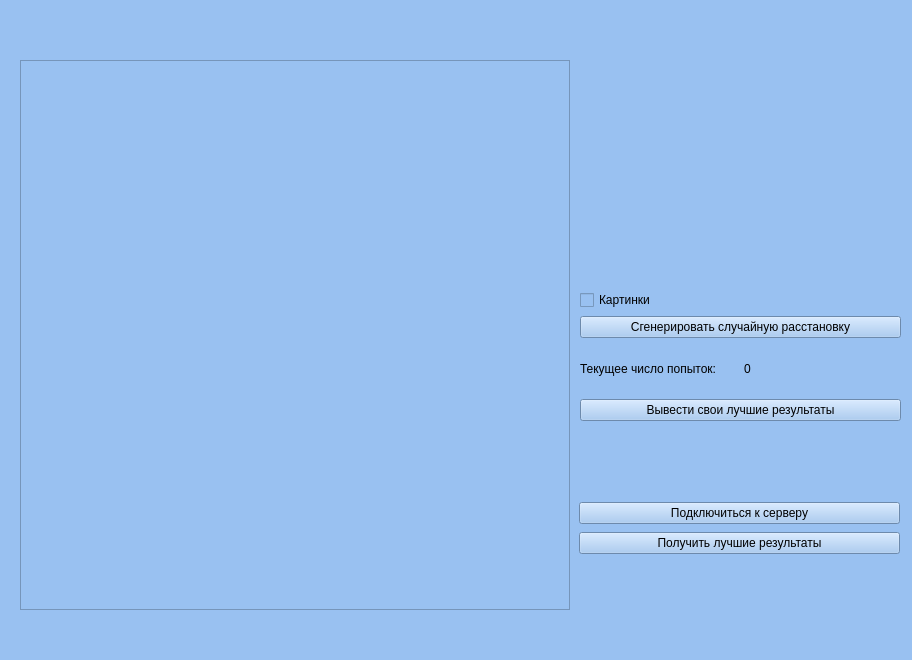
Old version of the form 15-puzzle/puzzle15.ui in the repository 4rt3mio/Kursovaya.
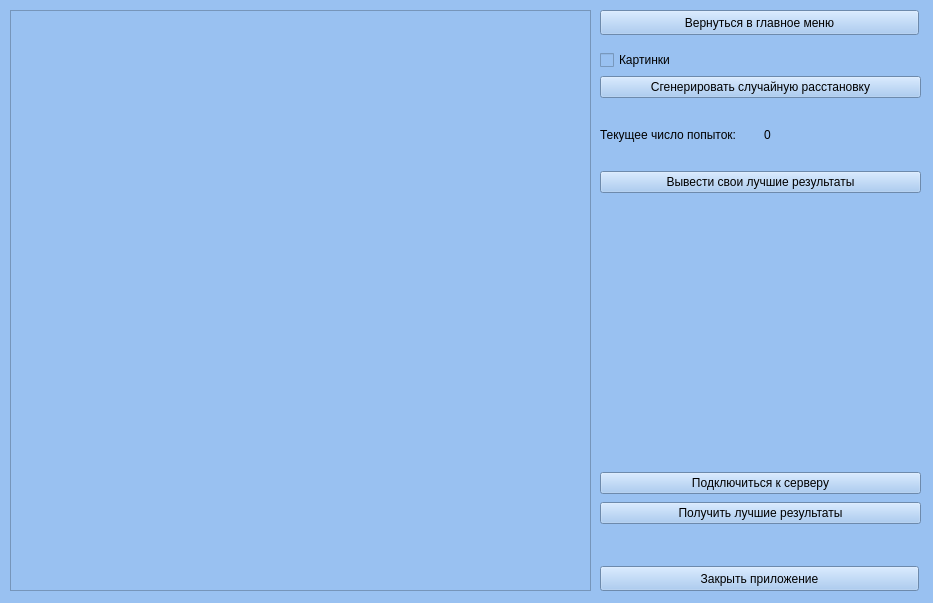
New version of the form. Icons and pictures are not drawn.

```diff
--- a/15-puzzle/puzzle15.ui
+++ b/15-puzzle/puzzle15.ui
@@ -6,8 +6,8 @@
    <rect>
     <x>0</x>
     <y>0</y>
-    <width>912</width>
-    <height>660</height>
+    <width>933</width>
+    <height>603</height>
    </rect>
   </property>
   <property name="windowTitle">
@@ -19,20 +19,20 @@
   <widget class="QGraphicsView" name="graphicsView">
    <property name="geometry">
     <rect>
-     <x>20</x>
-     <y>60</y>
-     <width>550</width>
-     <height>550</height>
+     <x>10</x>
+     <y>10</y>
+     <width>581</width>
+     <height>581</height>
     </rect>
    </property>
   </widget>
   <widget class="QWidget" name="layoutWidget">
    <property name="geometry">
     <rect>
-     <x>580</x>
-     <y>290</y>
+     <x>600</x>
+     <y>50</y>
      <width>321</width>
-     <height>131</height>
+     <height>143</height>
     </rect>
    </property>
    <layout class="QVBoxLayout" name="verticalLayout">
@@ -89,11 +89,11 @@
     </item>
    </layout>
   </widget>
-  <widget class="QWidget" name="">
+  <widget class="QWidget" name="layoutWidget">
    <property name="geometry">
     <rect>
-     <x>579</x>
-     <y>500</y>
+     <x>600</x>
+     <y>470</y>
      <width>321</width>
      <height>58</height>
     </rect>
@@ -115,6 +115,38 @@
     </item>
    </layout>
   </widget>
+  <widget class="QPushButton" name="bnt_goBackToMainMenu">
+   <property name="geometry">
+    <rect>
+     <x>600</x>
+     <y>10</y>
+     <width>319</width>
+     <height>25</height>
+    </rect>
+   </property>
+   <property name="text">
+    <string>Вернуться в главное меню</string>
+   </property>
+   <property name="icon">
+    <iconset theme="edit-undo"/>
+   </property>
+  </widget>
+  <widget class="QPushButton" name="bnt_close">
+   <property name="geometry">
+    <rect>
+     <x>600</x>
+     <y>566</y>
+     <width>319</width>
+     <height>25</height>
+    </rect>
+   </property>
+   <property name="text">
+    <string>Закрыть приложение</string>
+   </property>
+   <property name="icon">
+    <iconset theme="application-exit"/>
+   </property>
+  </widget>
  </widget>
  <resources/>
  <connections/>
```
